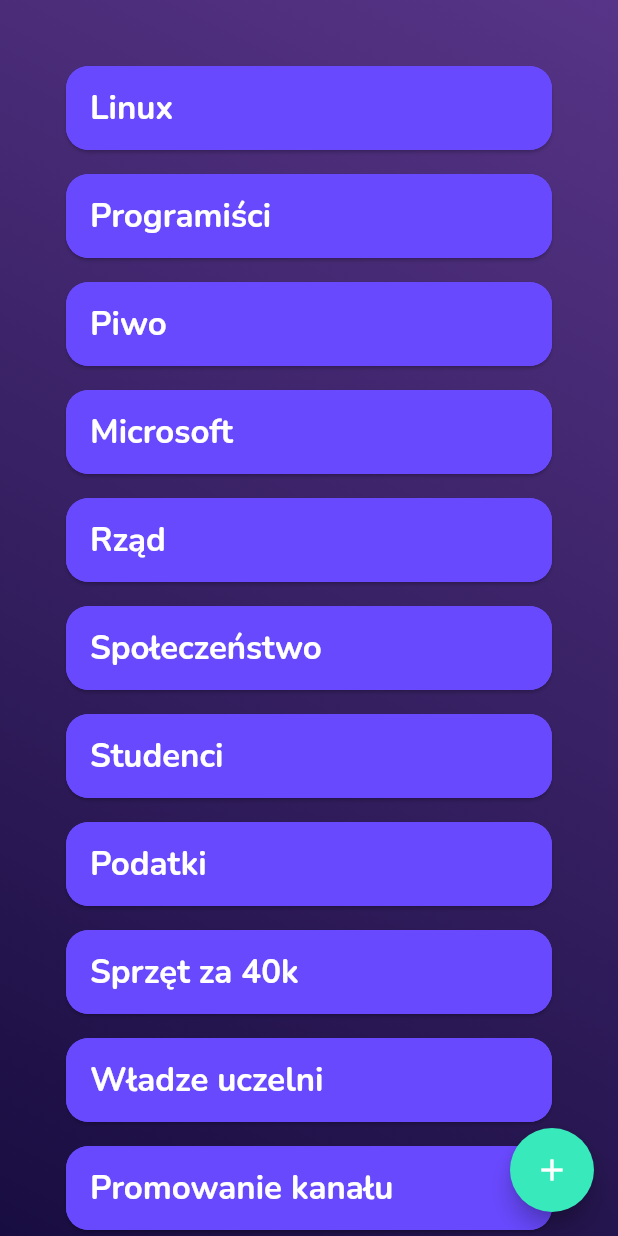
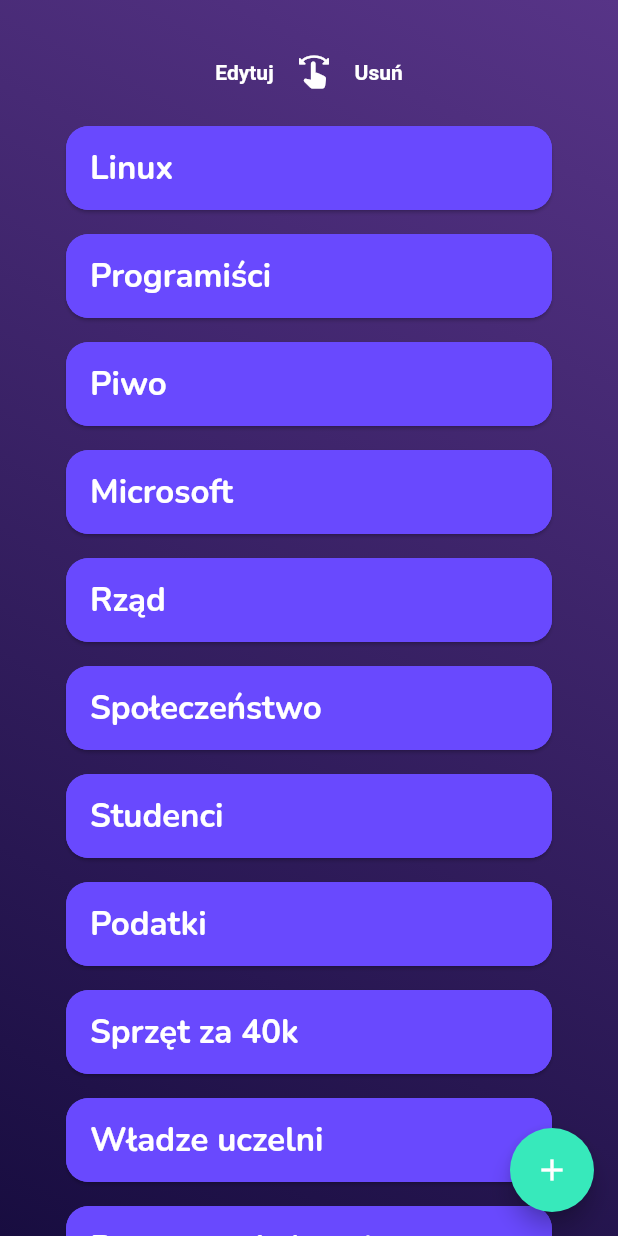
Before and after one commit to milordmariusz/Bingo, a Flutter app: the screen it shows after launch, after a tap on "Lista cytatów", on a phone screen of 412 x 824 dp. Run offline on Flutter 3.47's test engine with Material 2 defaults, Android fonts, the phone set to English and light mode, and no system bars; our stand-ins replace cool_alert, get_storage, google_fonts, shared_preferences; missing offline and left inert: dart:ffi.

Commit message:
Working list

```diff
--- a/lib/quote_list.dart
+++ b/lib/quote_list.dart
@@ -50,10 +50,51 @@ class _QuoteListState extends State<QuoteList> {
               AppColors.gradientColor,
             ],
           )),
+          child: Column(
+            children: <Widget>[
+              SizedBox(
+                height: 60,
+                child: Align(
+                  child: Row(
+                    mainAxisAlignment: MainAxisAlignment.center,
+                    children: <Widget>[
+                      Text(
+                        "Edytuj",
+                        style: TextStyle(
+                          color: Colors.white,
+                          fontWeight: FontWeight.w700,
+                        ),
+                        textAlign: TextAlign.right,
+                      ),
+                      SizedBox(
+                        width: 15,
+                      ),
+                      Icon(
+                        Icons.swipe_rounded,
+                        color: Colors.white,
+                      ),
+                      SizedBox(
+                        width: 15,
+                      ),
+                      Text(
+                        "Usuń",
+                        style: TextStyle(
+                          color: Colors.white,
+                          fontWeight: FontWeight.w700,
+                        ),
+                        textAlign: TextAlign.right,
+                      ),
+                    ],
+                  ),
+                  alignment: Alignment.bottomCenter,
+                ),
+              ),
+              SizedBox(height: 15,),
+              Expanded(
                 child: quoteski.length > 0
                     ? ListView.separated(
                         itemCount: quoteski.length,
-                  padding: EdgeInsets.fromLTRB(40, 40, 40, 80),
+                        padding: EdgeInsets.fromLTRB(40, 5, 40, 80),
                         itemBuilder: (context, index) {
                           return Card(
                             shape: RoundedRectangleBorder(
@@ -130,19 +171,22 @@ class _QuoteListState extends State<QuoteList> {
                                   ),
                                 ),
                                 onDismissed: (direction) async {
-                            if (direction == DismissDirection.endToStart) {
+                                  if (direction ==
+                                      DismissDirection.endToStart) {
                                     setState(() {
                                       quoteski.removeAt(index);
                                       qu.saveQuotesPreference(quoteski);
                                     });
                                   }
                                 },
-                          confirmDismiss: (DismissDirection direction) async {
+                                confirmDismiss:
+                                    (DismissDirection direction) async {
                                   return await showDialog(
                                     context: context,
                                     builder: (BuildContext context) {
                                       if (quoteski.length > 10 &&
-                                    DismissDirection.endToStart == direction) {
+                                          DismissDirection.endToStart ==
+                                              direction) {
                                         return AlertDialog(
                                           shape: RoundedRectangleBorder(
                                               borderRadius:
@@ -153,11 +197,13 @@ class _QuoteListState extends State<QuoteList> {
                                           actions: <Widget>[
                                             ElevatedButton(
                                                 onPressed: () =>
-                                              Navigator.of(context).pop(true),
+                                                    Navigator.of(context)
+                                                        .pop(true),
                                                 child: const Text("USUŃ")),
                                             ElevatedButton(
                                               onPressed: () =>
-                                            Navigator.of(context).pop(false),
+                                                  Navigator.of(context)
+                                                      .pop(false),
                                               child: const Text("ANULUJ"),
                                             ),
                                           ],
@@ -174,13 +220,15 @@ class _QuoteListState extends State<QuoteList> {
                                           actions: <Widget>[
                                             ElevatedButton(
                                               onPressed: () =>
-                                            Navigator.of(context).pop(false),
+                                                  Navigator.of(context)
+                                                      .pop(false),
                                               child: const Text("ANULUJ"),
                                             ),
                                           ],
                                         );
                                       } else {
-                                  _textController.text = quoteDisplay(index);
+                                        _textController.text =
+                                            quoteDisplay(index);
                                         return AlertDialog(
                                             shape: RoundedRectangleBorder(
                                                 borderRadius:
@@ -191,15 +239,18 @@ class _QuoteListState extends State<QuoteList> {
                                               onSubmitted: (value) {
                                                 setState(() {
                                                   quoteEdited(
-                                                _textController.text, index);
+                                                      _textController.text,
+                                                      index);
                                                 });
                                                 Navigator.of(context).pop();
                                               },
                                             ),
                                             actions: <Widget>[
                                               ElevatedButton(
-                                            style: ElevatedButton.styleFrom(
-                                              primary: AppColors.buttonColor,
+                                                  style:
+                                                      ElevatedButton.styleFrom(
+                                                    primary:
+                                                        AppColors.buttonColor,
                                                     onPrimary: Colors.white,
                                                   ),
                                                   onPressed: () {
@@ -228,6 +279,9 @@ class _QuoteListState extends State<QuoteList> {
                       )
                     : Center(
                         child: Text('Brak danych'),
+                      ),
+              ),
+            ],
           ),
         ),
         floatingActionButton: FloatingActionButton(
@@ -306,7 +360,7 @@ class _QuoteListState extends State<QuoteList> {
 
   void quoteSave(quote) {
     var finalQuote = "";
-    if(quote.length >= 30){
+    if (quote.length >= 30) {
       quote = quote.substring(0, 30);
     }
     print(quote);
@@ -319,7 +373,7 @@ class _QuoteListState extends State<QuoteList> {
       counter += 1;
       if (firstLetter) {}
 
-      if (counter >= 6) {
+      if (counter >= 4) {
         enterReady = true;
       }
 
@@ -327,7 +381,7 @@ class _QuoteListState extends State<QuoteList> {
         toLong = true;
       }
 
-      if (quoteCharList[i] == '.'){
+      if (quoteCharList[i] == '.') {
         firstLetter = true;
       }
 
@@ -359,7 +413,7 @@ class _QuoteListState extends State<QuoteList> {
   void quoteEdited(quote, index) {
     print(quote);
     var finalQuote = "";
-    if(quote.length >= 30){
+    if (quote.length >= 30) {
       quote = quote.substring(0, 30);
     }
     List<String> quoteCharList = quote.split("");
@@ -371,7 +425,7 @@ class _QuoteListState extends State<QuoteList> {
       counter += 1;
       if (firstLetter) {}
 
-      if (counter >= 6) {
+      if (counter >= 4) {
         enterReady = true;
       }
 
@@ -379,7 +433,7 @@ class _QuoteListState extends State<QuoteList> {
         toLong = true;
       }
 
-      if (quoteCharList[i] == '.'){
+      if (quoteCharList[i] == '.') {
         firstLetter = true;
       }
 
```
Lines whose indentation alone changed are shown as unchanged.
